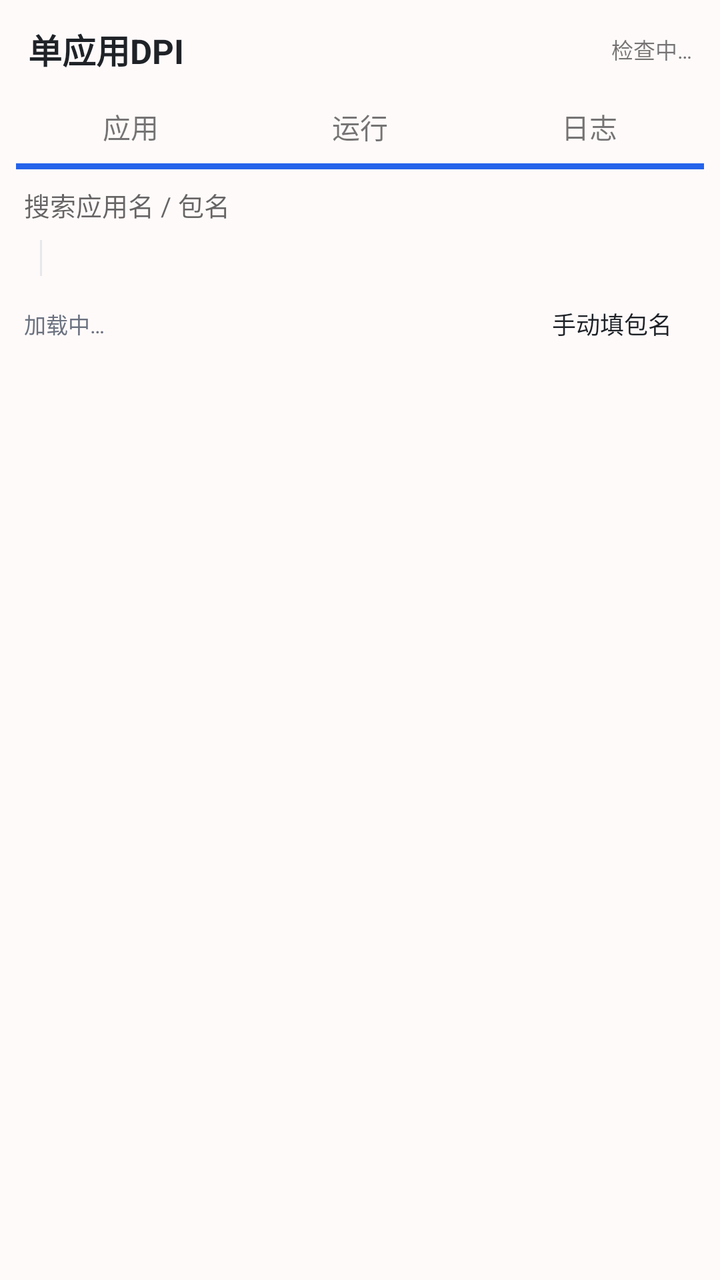
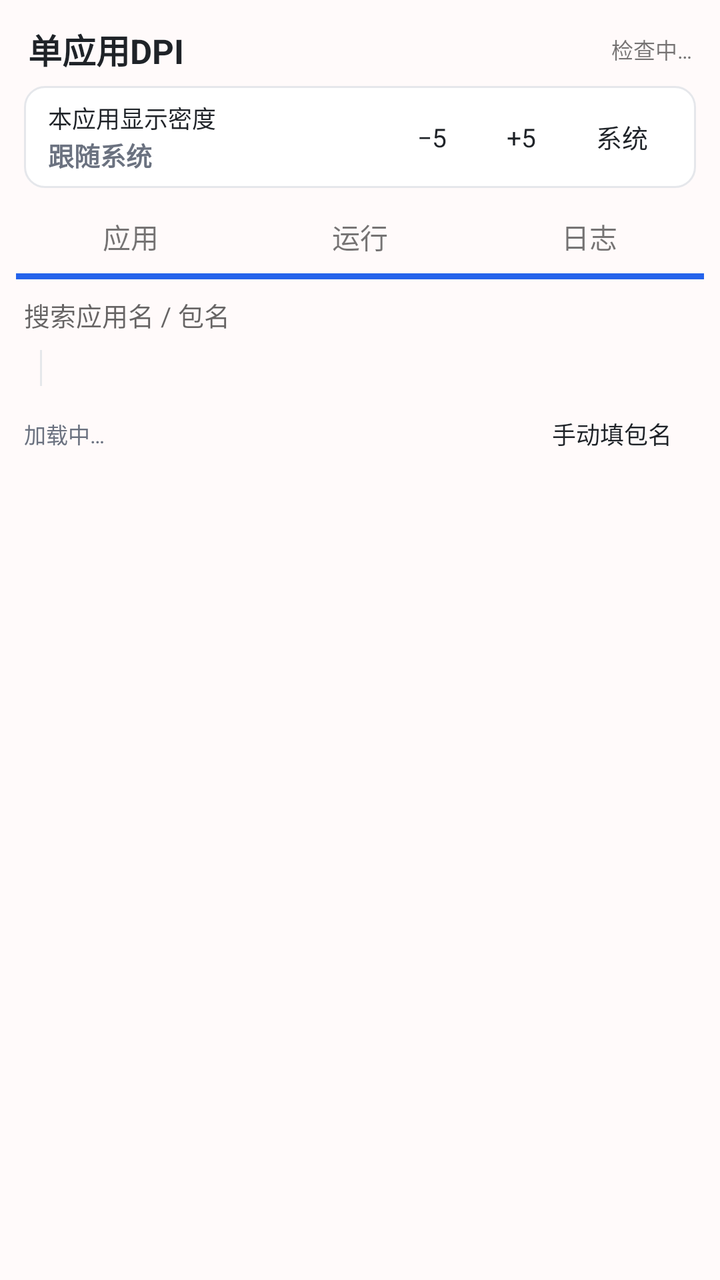

Compare the two renders of this Android layout. The source of the first and the diff that turns it into the second are given below.
<!-- AndroidManifest.xml: application theme AppTheme -->
<!-- res/layout/activity_main.xml -->
<?xml version="1.0" encoding="utf-8"?>
<LinearLayout xmlns:android="http://schemas.android.com/apk/res/android"
    android:layout_width="match_parent"
    android:layout_height="match_parent"
    android:background="@color/bg"
    android:orientation="vertical">

    
    <LinearLayout
        android:layout_width="match_parent"
        android:layout_height="wrap_content"
        android:gravity="center_vertical"
        android:orientation="horizontal"
        android:paddingLeft="14dp"
        android:paddingTop="12dp"
        android:paddingRight="14dp"
        android:paddingBottom="6dp">

        <TextView
            android:layout_width="0dp"
            android:layout_height="wrap_content"
            android:layout_weight="1"
            android:text="@string/app_name"
            android:textColor="@color/text"
            android:textSize="17sp"
            android:textStyle="bold" />

        <TextView
            android:id="@+id/tvTopStatus"
            android:layout_width="wrap_content"
            android:layout_height="wrap_content"
            android:text="检查中…"
            android:textSize="11sp" />
    </LinearLayout>

    
    <LinearLayout
        android:layout_width="match_parent"
        android:layout_height="wrap_content"
        android:orientation="horizontal"
        android:paddingLeft="8dp"
        android:paddingRight="8dp">

        <LinearLayout
            android:id="@+id/tabApps"
            android:layout_width="0dp"
            android:layout_height="wrap_content"
            android:layout_weight="1"
            android:orientation="vertical">

            <TextView
                android:id="@+id/tabAppsTitle"
                style="@style/TabTitle"
                android:layout_width="match_parent"
                android:layout_height="wrap_content"
                android:text="应用" />

            <View
                android:id="@+id/tabAppsBar"
                android:layout_width="match_parent"
                android:layout_height="3dp"
                android:background="@color/primary" />
        </LinearLayout>

        <LinearLayout
            android:id="@+id/tabRun"
            android:layout_width="0dp"
            android:layout_height="wrap_content"
            android:layout_weight="1"
            android:orientation="vertical">

            <TextView
                android:id="@+id/tabRunTitle"
                style="@style/TabTitle"
                android:layout_width="match_parent"
                android:layout_height="wrap_content"
                android:text="运行" />

            <View
                android:id="@+id/tabRunBar"
                android:layout_width="match_parent"
                android:layout_height="3dp"
                android:background="@color/primary" />
        </LinearLayout>

        <LinearLayout
            android:id="@+id/tabLog"
            android:layout_width="0dp"
            android:layout_height="wrap_content"
            android:layout_weight="1"
            android:orientation="vertical">

            <TextView
                android:id="@+id/tabLogTitle"
                style="@style/TabTitle"
                android:layout_width="match_parent"
                android:layout_height="wrap_content"
                android:text="日志" />

            <View
                android:id="@+id/tabLogBar"
                android:layout_width="match_parent"
                android:layout_height="3dp"
                android:background="@color/primary" />
        </LinearLayout>
    </LinearLayout>

    <FrameLayout
        android:id="@+id/pageHost"
        android:layout_width="match_parent"
        android:layout_height="0dp"
        android:layout_weight="1">

        
        <LinearLayout
            android:id="@+id/pageApps"
            android:layout_width="match_parent"
            android:layout_height="match_parent"
            android:orientation="vertical"
            android:paddingLeft="12dp"
            android:paddingTop="8dp"
            android:paddingRight="12dp"
            android:paddingBottom="8dp">

            <EditText
                android:id="@+id/etSearch"
                android:layout_width="match_parent"
                android:layout_height="wrap_content"
                android:hint="搜索应用名 / 包名"
                android:importantForAutofill="no"
                android:inputType="text"
                android:maxLines="1"
                android:textSize="13sp" />

            <HorizontalScrollView
                android:layout_width="match_parent"
                android:layout_height="wrap_content"
                android:layout_marginTop="8dp"
                android:scrollbars="none">

                <LinearLayout
                    android:layout_width="wrap_content"
                    android:layout_height="wrap_content"
                    android:gravity="center_vertical"
                    android:orientation="horizontal">

                    <LinearLayout
                        android:id="@+id/llScopeTabs"
                        android:layout_width="wrap_content"
                        android:layout_height="wrap_content"
                        android:gravity="center_vertical"
                        android:orientation="horizontal" />

                    <View
                        android:layout_width="1dp"
                        android:layout_height="18dp"
                        android:layout_marginLeft="8dp"
                        android:layout_marginRight="8dp"
                        android:background="@color/line" />

                    <LinearLayout
                        android:id="@+id/llTypeTabs"
                        android:layout_width="wrap_content"
                        android:layout_height="wrap_content"
                        android:gravity="center_vertical"
                        android:orientation="horizontal" />
                </LinearLayout>
            </HorizontalScrollView>

            <LinearLayout
                android:layout_width="match_parent"
                android:layout_height="wrap_content"
                android:layout_marginTop="8dp"
                android:gravity="center_vertical"
                android:orientation="horizontal">

                <TextView
                    android:id="@+id/tvAppsSummary"
                    android:layout_width="0dp"
                    android:layout_height="wrap_content"
                    android:layout_weight="1"
                    android:text="加载中…"
                    android:textColor="@color/text_dim"
                    android:textSize="11sp" />

                <Button
                    android:id="@+id/btnManualPkg"
                    style="@style/SmallButton"
                    android:layout_width="wrap_content"
                    android:layout_height="wrap_content"
                    android:text="手动填包名" />
            </LinearLayout>

            <ListView
                android:id="@+id/lvApps"
                android:layout_width="match_parent"
                android:layout_height="0dp"
                android:layout_weight="1"
                android:layout_marginTop="6dp"
                android:divider="@color/line"
                android:dividerHeight="1px"
                android:scrollbars="vertical" />
        </LinearLayout>

        
        <ScrollView
            android:id="@+id/pageRun"
            android:layout_width="match_parent"
            android:layout_height="match_parent"
            android:visibility="gone">

            <LinearLayout
                android:layout_width="match_parent"
                android:layout_height="wrap_content"
                android:orientation="vertical"
                android:paddingLeft="12dp"
                android:paddingTop="8dp"
                android:paddingRight="12dp"
                android:paddingBottom="16dp">

                
                <LinearLayout
                    android:layout_width="match_parent"
                    android:layout_height="wrap_content"
                    android:background="@drawable/card_bg"
                    android:orientation="vertical">

                    <TextView
                        style="@style/CardTitle"
                        android:layout_width="match_parent"
                        android:layout_height="wrap_content"
                        android:text="监控" />

                    <Switch
                        android:id="@+id/swWatch"
                        android:layout_width="match_parent"
                        android:layout_height="wrap_content"
                        android:layout_marginTop="4dp"
                        android:text="启用实时监控（切换应用时自动套用密度）"
                        android:textSize="14sp" />

                    <TextView
                        android:id="@+id/tvWatchState"
                        android:layout_width="match_parent"
                        android:layout_height="wrap_content"
                        android:layout_marginTop="4dp"
                        android:textColor="@color/text_dim"
                        android:textSize="12sp"
                        android:text="未运行" />

                    <TextView
                        style="@style/FieldLabel"
                        android:layout_width="match_parent"
                        android:layout_height="wrap_content"
                        android:layout_marginTop="10dp"
                        android:text="识别方式" />

                    <LinearLayout
                        android:id="@+id/llModeTabs"
                        android:layout_width="match_parent"
                        android:layout_height="wrap_content"
                        android:layout_marginTop="6dp"
                        android:gravity="center_vertical"
                        android:orientation="horizontal" />

                    <LinearLayout
                        android:layout_width="match_parent"
                        android:layout_height="wrap_content"
                        android:layout_marginTop="12dp"
                        android:orientation="horizontal">

                        <Button
                            android:id="@+id/btnApplyNow"
                            style="@style/SmallButton"
                            android:layout_width="0dp"
                            android:layout_height="wrap_content"
                            android:layout_weight="1"
                            android:text="立即套用前台应用" />

                        <Button
                            android:id="@+id/btnRestore"
                            style="@style/SmallButton"
                            android:layout_width="0dp"
                            android:layout_height="wrap_content"
                            android:layout_marginLeft="8dp"
                            android:layout_weight="1"
                            android:text="恢复系统密度" />
                    </LinearLayout>

                    <Button
                        android:id="@+id/btnStopWatch"
                        style="@style/SmallButton"
                        android:layout_width="match_parent"
                        android:layout_height="wrap_content"
                        android:layout_marginTop="8dp"
                        android:text="停止监控并还原密度" />
                </LinearLayout>

                
                <LinearLayout
                    android:layout_width="match_parent"
                    android:layout_height="wrap_content"
                    android:layout_marginTop="10dp"
                    android:background="@drawable/card_bg"
                    android:orientation="vertical">

                    <TextView
                        style="@style/CardTitle"
                        android:layout_width="match_parent"
                        android:layout_height="wrap_content"
                        android:text="悬浮窗" />

                    <Switch
                        android:id="@+id/swFloat"
                        android:layout_width="match_parent"
                        android:layout_height="wrap_content"
                        android:layout_marginTop="4dp"
                        android:text="启用悬浮窗（实时调整当前应用 DPI）"
                        android:textSize="14sp" />

                    <TextView
                        android:id="@+id/tvFloatState"
                        android:layout_width="match_parent"
                        android:layout_height="wrap_content"
                        android:layout_marginTop="4dp"
                        android:textColor="@color/text_dim"
                        android:textSize="12sp"
                        android:text="未开启" />

                    <TextView
                        android:id="@+id/tvFloatNote"
                        android:layout_width="match_parent"
                        android:layout_height="wrap_content"
                        android:layout_marginTop="6dp"
                        android:lineSpacingExtra="3dp"
                        android:text="悬浮窗悬浮于其它应用之上，显示当前应用并用 − / + 实时调整其显示密度；调整会写入该应用的按应用设置。开启监控后，离开应用会自动还原。"
                        android:textColor="@color/text_dim"
                        android:textSize="11sp" />
                </LinearLayout>

                
                <LinearLayout
                    android:layout_width="match_parent"
                    android:layout_height="wrap_content"
                    android:layout_marginTop="10dp"
                    android:background="@drawable/card_bg"
                    android:orientation="vertical">

                    <TextView
                        style="@style/CardTitle"
                        android:layout_width="match_parent"
                        android:layout_height="wrap_content"
                        android:text="环境" />

                    <LinearLayout
                        android:layout_width="match_parent"
                        android:layout_height="wrap_content"
                        android:layout_marginTop="6dp"
                        android:orientation="horizontal">

                        <TextView
                            style="@style/FieldLabel"
                            android:layout_width="86dp"
                            android:layout_height="wrap_content"
                            android:text="Shizuku" />

                        <TextView
                            android:id="@+id/tvEnvShizuku"
                            style="@style/ValueText"
                            android:layout_width="0dp"
                            android:layout_height="wrap_content"
                            android:layout_weight="1"
                            android:text="读取中…" />
                    </LinearLayout>

                    <LinearLayout
                        android:layout_width="match_parent"
                        android:layout_height="wrap_content"
                        android:layout_marginTop="6dp"
                        android:orientation="horizontal">

                        <TextView
                            style="@style/FieldLabel"
                            android:layout_width="86dp"
                            android:layout_height="wrap_content"
                            android:text="物理密度" />

                        <TextView
                            android:id="@+id/tvEnvPhysical"
                            style="@style/ValueText"
                            android:layout_width="0dp"
                            android:layout_height="wrap_content"
                            android:layout_weight="1"
                            android:text="读取中…" />
                    </LinearLayout>

                    <LinearLayout
                        android:layout_width="match_parent"
                        android:layout_height="wrap_content"
                        android:layout_marginTop="6dp"
                        android:orientation="horizontal">

                        <TextView
                            style="@style/FieldLabel"
                            android:layout_width="86dp"
                            android:layout_height="wrap_content"
                            android:text="当前覆盖" />

                        <TextView
                            android:id="@+id/tvEnvOverride"
                            style="@style/ValueText"
                            android:layout_width="0dp"
                            android:layout_height="wrap_content"
                            android:layout_weight="1"
                            android:text="读取中…" />
                    </LinearLayout>

                    <LinearLayout
                        android:layout_width="match_parent"
                        android:layout_height="wrap_content"
                        android:layout_marginTop="6dp"
                        android:orientation="horizontal">

                        <TextView
                            style="@style/FieldLabel"
                            android:layout_width="86dp"
                            android:layout_height="wrap_content"
                            android:text="前台应用" />

                        <TextView
                            android:id="@+id/tvEnvFore"
                            style="@style/ValueText"
                            android:layout_width="0dp"
                            android:layout_height="wrap_content"
                            android:layout_weight="1"
                            android:text="—" />
                    </LinearLayout>

                    <LinearLayout
                        android:layout_width="match_parent"
                        android:layout_height="wrap_content"
                        android:layout_marginTop="6dp"
                        android:orientation="horizontal">

                        <TextView
                            style="@style/FieldLabel"
                            android:layout_width="86dp"
                            android:layout_height="wrap_content"
                            android:text="无障碍" />

                        <TextView
                            android:id="@+id/tvEnvA11y"
                            style="@style/ValueText"
                            android:layout_width="0dp"
                            android:layout_height="wrap_content"
                            android:layout_weight="1"
                            android:text="读取中…" />
                    </LinearLayout>

                    <LinearLayout
                        android:layout_width="match_parent"
                        android:layout_height="wrap_content"
                        android:layout_marginTop="6dp"
                        android:orientation="horizontal">

                        <TextView
                            style="@style/FieldLabel"
                            android:layout_width="86dp"
                            android:layout_height="wrap_content"
                            android:text="使用情况" />

                        <TextView
                            android:id="@+id/tvEnvUsage"
                            style="@style/ValueText"
                            android:layout_width="0dp"
                            android:layout_height="wrap_content"
                            android:layout_weight="1"
                            android:text="读取中…" />
                    </LinearLayout>

                    <LinearLayout
                        android:layout_width="match_parent"
                        android:layout_height="wrap_content"
                        android:layout_marginTop="12dp"
                        android:orientation="horizontal">

                        <Button
                            android:id="@+id/btnA11ySet"
                            style="@style/SmallButton"
                            android:layout_width="0dp"
                            android:layout_height="wrap_content"
                            android:layout_weight="1"
                            android:text="无障碍设置" />

                        <Button
                            android:id="@+id/btnUsageSet"
                            style="@style/SmallButton"
                            android:layout_width="0dp"
                            android:layout_height="wrap_content"
                            android:layout_marginLeft="8dp"
                            android:layout_weight="1"
                            android:text="使用情况访问" />
                    </LinearLayout>
                </LinearLayout>

                
                <LinearLayout
                    android:layout_width="match_parent"
                    android:layout_height="wrap_content"
                    android:layout_marginTop="10dp"
                    android:background="@drawable/card_bg"
                    android:orientation="vertical">

                    <TextView
                        style="@style/CardTitle"
                        android:layout_width="match_parent"
                        android:layout_height="wrap_content"
                        android:text="原理与注意" />

                    <TextView
                        android:id="@+id/tvHelp"
                        android:layout_width="match_parent"
                        android:layout_height="wrap_content"
                        android:layout_marginTop="6dp"
                        android:lineSpacingExtra="4dp"
                        android:textColor="@color/text"
                        android:textSize="12sp" />
                </LinearLayout>

                
                <LinearLayout
                    android:layout_width="match_parent"
                    android:layout_height="wrap_content"
                    android:layout_marginTop="10dp"
                    android:background="@drawable/card_bg"
                    android:orientation="vertical">

                    <TextView
                        style="@style/CardTitle"
                        android:layout_width="match_parent"
                        android:layout_height="wrap_content"
                        android:text="ADB / 自动化入口" />

                    <TextView
                        android:id="@+id/tvAdb"
                        android:layout_width="match_parent"
                        android:layout_height="wrap_content"
                        android:layout_marginTop="6dp"
                        android:background="@color/mono_bg"
                        android:fontFamily="monospace"
                        android:lineSpacingExtra="3dp"
                        android:padding="8dp"
                        android:textColor="@color/text"
                        android:textIsSelectable="true"
                        android:textSize="11sp" />
                </LinearLayout>
            </LinearLayout>
        </ScrollView>

        
        <LinearLayout
            android:id="@+id/pageLog"
            android:layout_width="match_parent"
            android:layout_height="match_parent"
            android:orientation="vertical"
            android:paddingLeft="12dp"
            android:paddingTop="8dp"
            android:paddingRight="12dp"
            android:paddingBottom="8dp"
            android:visibility="gone">

            <LinearLayout
                android:layout_width="match_parent"
                android:layout_height="wrap_content"
                android:orientation="horizontal">

                <Button
                    android:id="@+id/btnCopyLog"
                    style="@style/SmallButton"
                    android:layout_width="0dp"
                    android:layout_height="wrap_content"
                    android:layout_weight="1"
                    android:text="复制日志" />

                <Button
                    android:id="@+id/btnClearLog"
                    style="@style/SmallButton"
                    android:layout_width="0dp"
                    android:layout_height="wrap_content"
                    android:layout_marginLeft="8dp"
                    android:layout_weight="1"
                    android:text="清空视图" />
            </LinearLayout>

            <ScrollView
                android:id="@+id/logScroll"
                android:layout_width="match_parent"
                android:layout_height="0dp"
                android:layout_marginTop="8dp"
                android:layout_weight="1"
                android:background="@drawable/card_bg">

                <TextView
                    android:id="@+id/tvLog"
                    android:layout_width="match_parent"
                    android:layout_height="wrap_content"
                    android:fontFamily="monospace"
                    android:textColor="@color/text"
                    android:textIsSelectable="true"
                    android:textSize="11sp" />
            </ScrollView>
        </LinearLayout>
    </FrameLayout>

</LinearLayout>
<!-- resources referenced by this layout -->
<resources>
  <color name="bg">#FFFAFA</color>
  <color name="line">#FFE5E7EB</color>
  <color name="mono_bg">#FFF3F4F6</color>
  <color name="primary">#FF2563EB</color>
  <color name="text">#FF1F2328</color>
  <color name="text_dim">#FF6B7280</color>
  <!-- drawable card_bg (drawable) -->
  <?xml version="1.0" encoding="utf-8"?>
  <shape xmlns:android="http://schemas.android.com/apk/res/android" android:shape="rectangle">
      <solid android:color="@color/card" />
      <stroke android:width="1dp" android:color="@color/line" />
      <corners android:radius="10dp" />
      <padding android:left="12dp" android:top="12dp" android:right="12dp" android:bottom="12dp" />
  </shape>
  <string name="app_name">单应用DPI</string>
  <style name="CardTitle">
          <item name="android:textSize">13sp</item>
          <item name="android:textColor">@color/text_dim</item>
          <item name="android:textStyle">bold</item>
      </style>
  <style name="FieldLabel">
          <item name="android:textSize">13sp</item>
          <item name="android:textColor">@color/text_dim</item>
      </style>
  <style name="SmallButton">
          <item name="android:textSize">12sp</item>
          <item name="android:textAllCaps">false</item>
          <item name="android:minWidth">0dp</item>
          <item name="android:minHeight">0dp</item>
          <item name="android:paddingLeft">12dp</item>
          <item name="android:paddingRight">12dp</item>
          <item name="android:paddingTop">7dp</item>
          <item name="android:paddingBottom">7dp</item>
      </style>
  <style name="TabTitle">
          <item name="android:textSize">14sp</item>
          <item name="android:gravity">center</item>
          <item name="android:paddingTop">10dp</item>
          <item name="android:paddingBottom">8dp</item>
      </style>
  <style name="ValueText">
          <item name="android:textSize">13sp</item>
          <item name="android:textColor">@color/text</item>
      </style>
  <style name="AppTheme" parent="@android:style/Theme.Material.Light.NoActionBar">
          <item name="android:windowBackground">@color/bg</item>
          <item name="android:windowLightStatusBar">true</item>
          <item name="android:textColorPrimary">@color/text</item>
      </style>
  <color name="card">#FFFFFF</color>
</resources>

<!-- the commit's change to res/layout/activity_main.xml (unified diff, before → after) -->
@@ -31,6 +31,73 @@
             android:layout_height="wrap_content"
             android:text="检查中…"
             android:textSize="11sp" />
+    </LinearLayout>
+
+    
+    <LinearLayout
+        android:id="@+id/cardSelfDpi"
+        android:layout_width="match_parent"
+        android:layout_height="wrap_content"
+        android:layout_marginLeft="12dp"
+        android:layout_marginRight="12dp"
+        android:layout_marginBottom="4dp"
+        android:background="@drawable/card_bg"
+        android:gravity="center_vertical"
+        android:orientation="horizontal"
+        android:paddingLeft="12dp"
+        android:paddingTop="7dp"
+        android:paddingRight="12dp"
+        android:paddingBottom="7dp">
+
+        <LinearLayout
+            android:layout_width="0dp"
+            android:layout_height="wrap_content"
+            android:layout_weight="1"
+            android:orientation="vertical">
+
+            <TextView
+                android:layout_width="match_parent"
+                android:layout_height="wrap_content"
+                android:text="本应用显示密度"
+                android:textColor="@color/text"
+                android:textSize="12sp" />
+
+            <TextView
+                android:id="@+id/tvSelfDpi"
+                android:layout_width="match_parent"
+                android:layout_height="wrap_content"
+                android:text="跟随系统"
+                android:textColor="@color/text_dim"
+                android:textSize="13sp"
+                android:textStyle="bold" />
+        </LinearLayout>
+
+        <Button
+            android:id="@+id/btnSelfMinus"
+            style="@style/SmallButton"
+            android:layout_width="wrap_content"
+            android:layout_height="wrap_content"
+            android:layout_marginLeft="8dp"
+            android:text="−5"
+            android:textSize="13sp" />
+
+        <Button
+            android:id="@+id/btnSelfPlus"
+            style="@style/SmallButton"
+            android:layout_width="wrap_content"
+            android:layout_height="wrap_content"
+            android:layout_marginLeft="6dp"
+            android:text="+5"
+            android:textSize="13sp" />
+
+        <Button
+            android:id="@+id/btnSelfReset"
+            style="@style/SmallButton"
+            android:layout_width="wrap_content"
+            android:layout_height="wrap_content"
+            android:layout_marginLeft="6dp"
+            android:text="系统"
+            android:textSize="13sp" />
     </LinearLayout>
 
     
